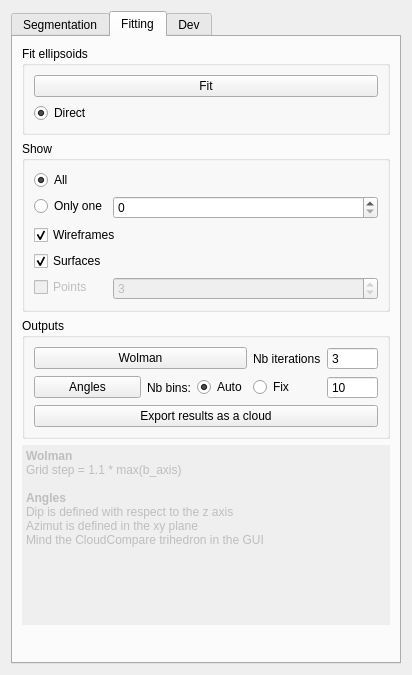
p-leroy/qG3Point, file ui/G3PointDialog.ui: the form before one commit.
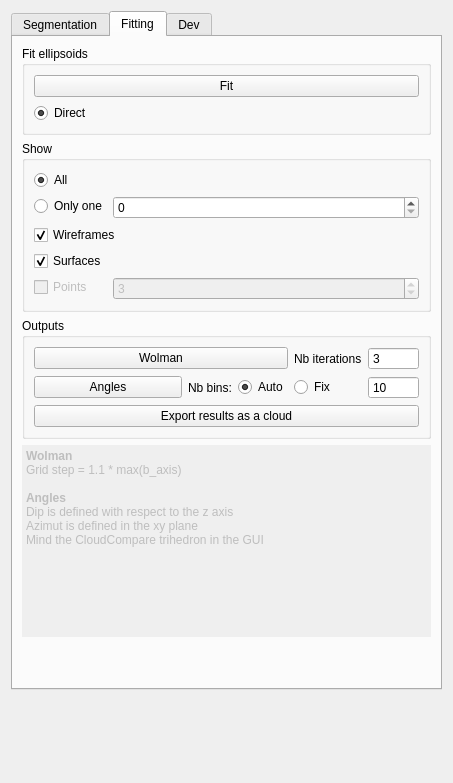
The form after the commit. The open tabs and pages were chosen to show the change.

Commit message: update disclaimer and ui (default tab = segmentation)

Diff of the .ui file:
```diff
--- a/ui/G3PointDialog.ui
+++ b/ui/G3PointDialog.ui
@@ -6,8 +6,8 @@
    <rect>
     <x>0</x>
     <y>0</y>
-    <width>412</width>
-    <height>675</height>
+    <width>453</width>
+    <height>783</height>
    </rect>
   </property>
   <property name="windowTitle">
@@ -449,6 +449,12 @@
          <property name="lineWidth">
           <number>1</number>
          </property>
+         <property name="verticalScrollBarPolicy">
+          <enum>Qt::ScrollBarPolicy::ScrollBarAlwaysOff</enum>
+         </property>
+         <property name="readOnly">
+          <bool>true</bool>
+         </property>
          <property name="html">
           <string>&lt;!DOCTYPE HTML PUBLIC &quot;-//W3C//DTD HTML 4.0//EN&quot; &quot;http://www.w3.org/TR/REC-html40/strict.dtd&quot;&gt;
 &lt;html&gt;&lt;head&gt;&lt;meta name=&quot;qrichtext&quot; content=&quot;1&quot; /&gt;&lt;meta charset=&quot;utf-8&quot; /&gt;&lt;style type=&quot;text/css&quot;&gt;
```
Left out of the diff: 2 changed lines with no effect on the pictures. The commit also changes 1 other file.
